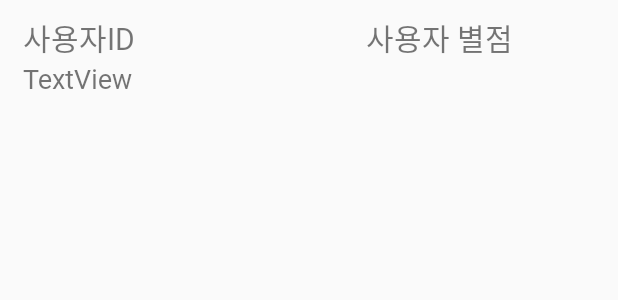
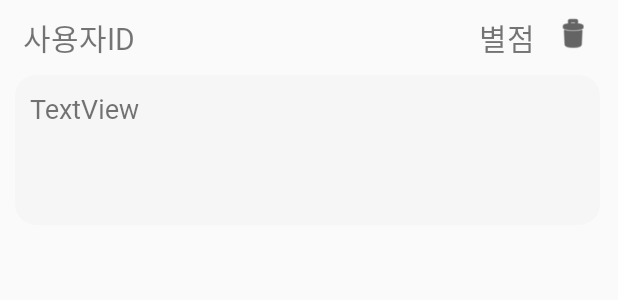
Before and after one commit to sunga08/Capstone-Design, an Android app: the layout review_list.xml on its own in the app's theme, with its tools: preview values and no code run, on a phone screen of 412 x 824 dp. Shown: the top 300 px of the screen. Run offline under Robolectric (Android 15) with nearby library versions, the phone set to English and light mode, and no system bars.

Commit message:
xml_file_change

```diff
--- a/app/src/main/res/layout/review_list.xml
+++ b/app/src/main/res/layout/review_list.xml
@@ -14,19 +14,30 @@
 
     <TextView
         android:id="@+id/user_score"
-        android:layout_width="129dp"
+        android:layout_width="50dp"
         android:layout_height="wrap_content"
-        android:layout_marginLeft="154dp"
-        android:layout_toRightOf="@id/user_id"
-        android:text="사용자 별점"
+        android:layout_toLeftOf="@id/bt_delete_review"
+        android:text="별점"
         android:textSize="20dp" />
+
+    <Button
+        android:id="@+id/bt_delete_review"
+        android:layout_width="25dp"
+        android:layout_height="25dp"
+        android:layout_alignParentRight="true"
+        android:layout_marginRight="7dp"
+        android:layout_marginBottom="5dp"
+        android:background="@android:drawable/ic_menu_delete"
+        android:backgroundTint="#000000" />
 
     <TextView
         android:id="@+id/review_txt"
-        android:layout_width="376dp"
+        android:layout_width="390dp"
         android:layout_height="100dp"
-        android:layout_marginTop="30dp"
-        android:layout_marginLeft="5dp"
+        android:layout_marginTop="40dp"
+        android:padding="10dp"
         android:text="TextView"
+        android:backgroundTint="#F6F6F6"
+        android:background="@drawable/button_background_round"
         android:textSize="18dp"/>
 </RelativeLayout>
```
Also changed, not shown: app/src/main/res/layout/review_main.xml (+13 -3 lines).
